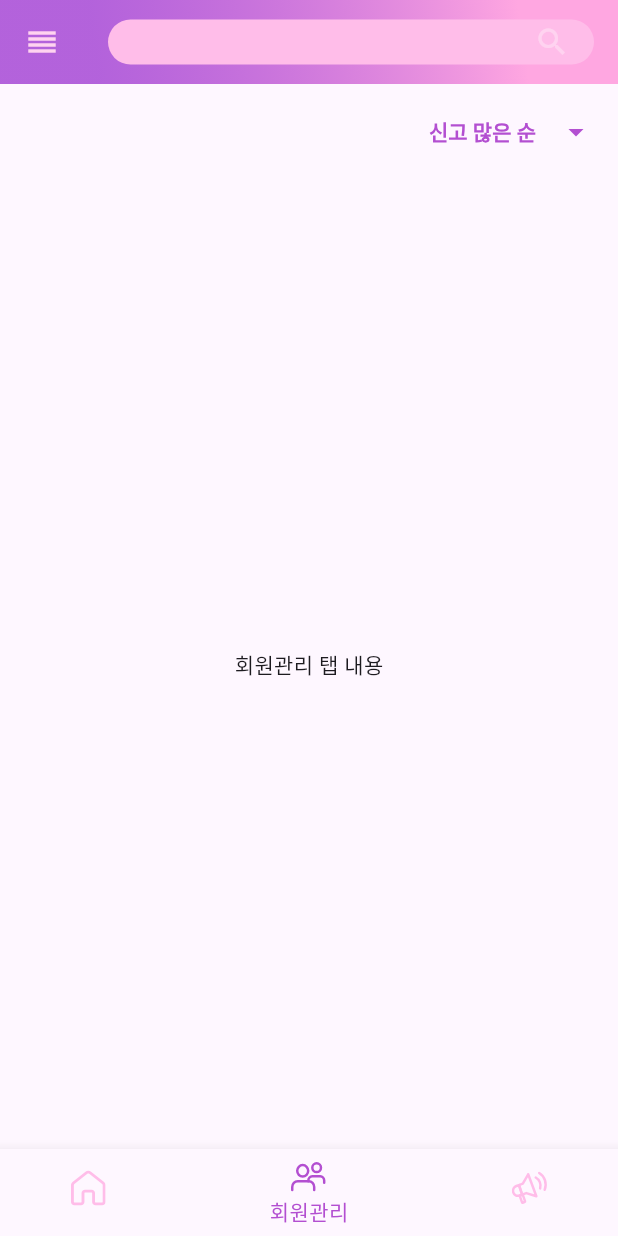
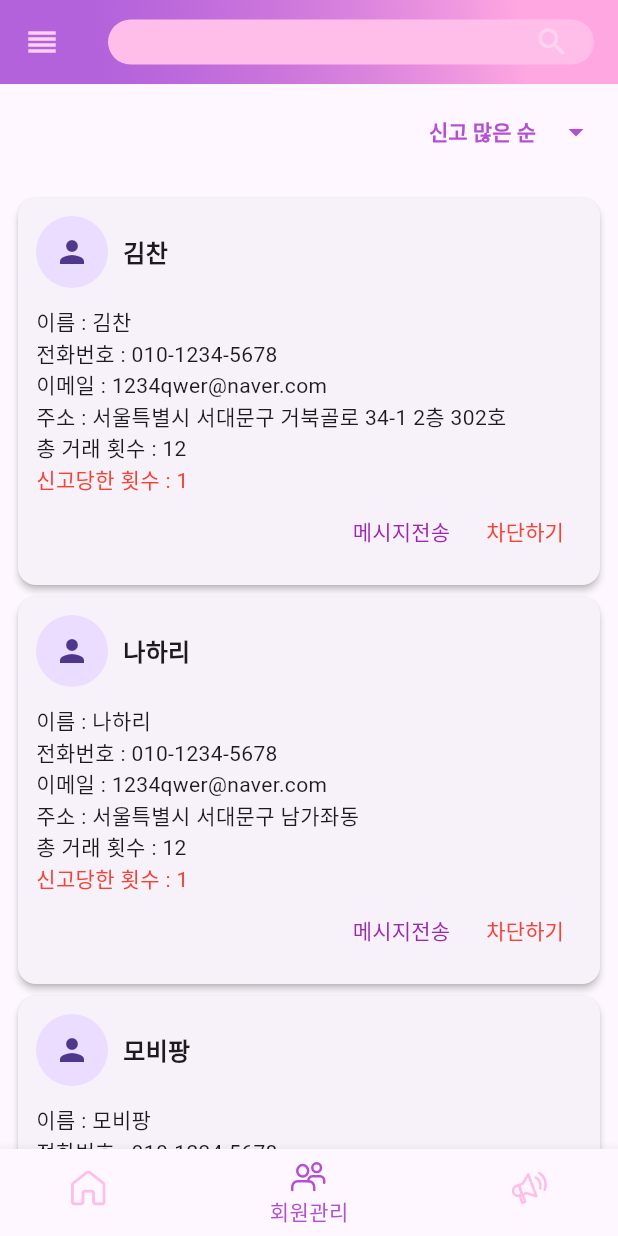
Before and after one commit to RINAHEO/Mogu-Modu_Gumae_front, a Flutter app: the screen it shows after launch, item 2 of the bottom bar chosen, on a phone screen of 412 x 824 dp. Run offline on Flutter 3.47's test engine with Material 3 defaults, Android fonts, the light colour scheme and no system bars; our stand-ins replace file_picker, flutter_svg, geolocator, google_mobile_ads, permission_handler; missing offline and left inert: flutter_naver_map.

Commit message:
feat: home_page_FA.dart 회원관리 디자인 추가

```diff
--- a/lib/admin/home/home_page_FA.dart
+++ b/lib/admin/home/home_page_FA.dart
@@ -1,5 +1,7 @@
 import 'package:flutter/material.dart';
 import 'package:flutter_svg/flutter_svg.dart';
+
+import '../../user/home/post/post_detail_page.dart';
 
 class HomePageFA extends StatefulWidget {
   const HomePageFA({super.key});
@@ -123,6 +125,57 @@ class _HomePageFAState extends State<HomePageFA> with SingleTickerProviderStateM
         imagePath: post['imagePath']!,
         endDate: post['endDate']!,
         views: post['views']!,
+      );
+    }).toList();
+
+    return results;
+  }
+
+  List<Widget> _buildMemberList() {
+    // 회원관리 탭에서 표시할 회원 목록을 정의합니다.
+    List<Map<String, String>> members = [
+      {
+        'profileName': '김찬',
+        'phoneNumber': '010-1234-5678',
+        'email': '1234qwer@naver.com',
+        'address': '서울특별시 서대문구 거북골로 34-1 2층 302호',
+        'totalTrades': '12',
+        'reports': '1',
+      },
+      {
+        'profileName': '나하리',
+        'phoneNumber': '010-1234-5678',
+        'email': '1234qwer@naver.com',
+        'address': '서울특별시 서대문구 남가좌동',
+        'totalTrades': '12',
+        'reports': '1',
+      },
+      {
+        'profileName': '모비팡',
+        'phoneNumber': '010-1234-5678',
+        'email': '1234qwer@naver.com',
+        'address': '서울특별시 서대문구 남가좌동',
+        'totalTrades': '12',
+        'reports': '1',
+      },
+    ];
+
+    // 검색어가 있으면 필터링
+    if (_searchQuery.isNotEmpty) {
+      members = members
+          .where((member) => member['profileName']!.contains(_searchQuery))
+          .toList();
+    }
+
+    // 필터링된 회원 목록을 위젯으로 변환
+    List<Widget> results = members.map((member) {
+      return _buildMemberCard(
+        profileName: member['profileName']!,
+        phoneNumber: member['phoneNumber']!,
+        email: member['email']!,
+        address: member['address']!,
+        totalTrades: member['totalTrades']!,
+        reports: member['reports']!,
       );
     }).toList();
 
@@ -263,6 +316,11 @@ class _HomePageFAState extends State<HomePageFA> with SingleTickerProviderStateM
               padding: EdgeInsets.all(8),
               children: _buildSearchResults(),
             )
+                : _selectedIndex == 1
+                ? ListView(
+              padding: EdgeInsets.all(8),
+              children: _buildMemberList(),
+            )
                 : _buildTabContent(),
           ),
         ],
@@ -384,6 +442,26 @@ class _HomePageFAState extends State<HomePageFA> with SingleTickerProviderStateM
     return InkWell(
       onTap: () {
         print('$profileName 게시글 클릭됨');
+        Navigator.push(
+          context,
+          PageRouteBuilder(
+            pageBuilder: (context, animation, secondaryAnimation) =>
+                PostDetailPage(),
+            transitionsBuilder: (context, animation, secondaryAnimation, child) {
+              const begin = Offset(1.0, 0.0); // 오른쪽에서 시작
+              const end = Offset.zero;
+              const curve = Curves.ease;
+
+              var tween = Tween(begin: begin, end: end)
+                  .chain(CurveTween(curve: curve));
+
+              return SlideTransition(
+                position: animation.drive(tween),
+                child: child,
+              );
+            },
+          ),
+        );
       },
       splashColor: Colors.purple.withOpacity(0.3), // 물결 효과 색상
       child: Card(
@@ -485,4 +563,88 @@ class _HomePageFAState extends State<HomePageFA> with SingleTickerProviderStateM
       ),
     );
   }
+
+  Widget _buildMemberCard({
+    required String profileName,
+    required String phoneNumber,
+    required String email,
+    required String address,
+    required String totalTrades,
+    required String reports,
+  }) {
+    return InkWell(
+      onTap: () {
+        print('$profileName 회원 클릭됨');
+      },
+      splashColor: Colors.purple.withOpacity(0.3), // 물결 효과 색상
+      child: Card(
+        elevation: 2.0,
+        shape: RoundedRectangleBorder(
+          borderRadius: BorderRadius.circular(12.0),
+        ),
+        child: Padding(
+          padding: const EdgeInsets.all(12.0),
+          child: Column(
+            crossAxisAlignment: CrossAxisAlignment.start,
+            children: [
+              Row(
+                children: [
+                  CircleAvatar(
+                    radius: 24,
+                    child: Icon(Icons.person), // 프로필 이미지를 여기에 추가할 수 있음
+                  ),
+                  SizedBox(width: 10),
+                  Column(
+                    crossAxisAlignment: CrossAxisAlignment.start,
+                    children: [
+                      Text(
+                        profileName,
+                        style: TextStyle(
+                          fontWeight: FontWeight.bold,
+                          fontSize: 16,
+                        ),
+                      ),
+                    ],
+                  ),
+                ],
+              ),
+              SizedBox(height: 12),
+              Text('이름 : $profileName'),
+              Text('전화번호 : $phoneNumber'),
+              Text('이메일 : $email'),
+              Text('주소 : $address'),
+              Text('총 거래 횟수 : $totalTrades'),
+              Text(
+                '신고당한 횟수 : $reports',
+                style: TextStyle(color: Colors.red),
+              ),
+              Row(
+                mainAxisAlignment: MainAxisAlignment.end,
+                children: [
+                  TextButton(
+                    onPressed: () {
+                      print('메시지 전송 클릭됨');
+                    },
+                    child: Text(
+                      '메시지전송',
+                      style: TextStyle(color: Colors.purple),
+                    ),
+                  ),
+                  TextButton(
+                    onPressed: () {
+                      print('차단하기 클릭됨');
+                    },
+                    child: Text(
+                      '차단하기',
+                      style: TextStyle(color: Colors.red),
+                    ),
+                  ),
+                ],
+              ),
+            ],
+          ),
+        ),
+      ),
+    );
+  }
 }
```
